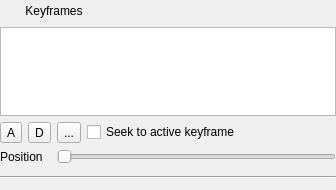
Old version of the form src/widgets/keyframeeditor_ui.ui in the repository KDE/kdenlive.
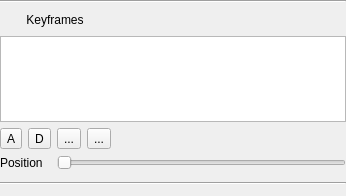
New version of the form.

Commit message: - Replace seeking checkbox in keyframe widget with a checkable add-link button - Add line on top of keyframe widget to make it clear where the add keyframe button belongs to

```diff
--- a/src/widgets/keyframeeditor_ui.ui
+++ b/src/widgets/keyframeeditor_ui.ui
@@ -6,8 +6,8 @@
    <rect>
     <x>0</x>
     <y>0</y>
-    <width>336</width>
-    <height>190</height>
+    <width>346</width>
+    <height>196</height>
    </rect>
   </property>
   <layout class="QGridLayout" name="gridLayout">
@@ -40,7 +40,7 @@
       <property name="margin">
        <number>0</number>
       </property>
-      <item row="3" column="0" colspan="4">
+      <item row="3" column="0" colspan="5">
        <widget class="QTableWidget" name="keyframe_list">
         <property name="alternatingRowColors">
          <bool>true</bool>
@@ -72,13 +72,6 @@
         </property>
        </widget>
       </item>
-      <item row="4" column="3">
-       <widget class="QCheckBox" name="keyframe_seek">
-        <property name="text">
-         <string>Seek to active keyframe</string>
-        </property>
-       </widget>
-      </item>
       <item row="5" column="0" colspan="2">
        <widget class="QLabel" name="label">
         <property name="text">
@@ -86,7 +79,7 @@
         </property>
        </widget>
       </item>
-      <item row="5" column="2" colspan="2">
+      <item row="5" column="2" colspan="3">
        <widget class="QSlider" name="keyframe_pos">
         <property name="orientation">
          <enum>Qt::Horizontal</enum>
@@ -113,6 +106,19 @@
         </property>
        </widget>
       </item>
+      <item row="4" column="3">
+       <widget class="QToolButton" name="buttonSeek">
+        <property name="toolTip">
+         <string>Seek to active keyframe</string>
+        </property>
+        <property name="text">
+         <string>...</string>
+        </property>
+        <property name="checkable">
+         <bool>true</bool>
+        </property>
+       </widget>
+      </item>
      </layout>
     </widget>
    </item>
@@ -141,6 +147,13 @@
      </layout>
     </widget>
    </item>
+   <item row="0" column="0" colspan="3">
+    <widget class="Line" name="line_2">
+     <property name="orientation">
+      <enum>Qt::Horizontal</enum>
+     </property>
+    </widget>
+   </item>
   </layout>
  </widget>
  <resources/>
```
The commit also changes 2 other files.
